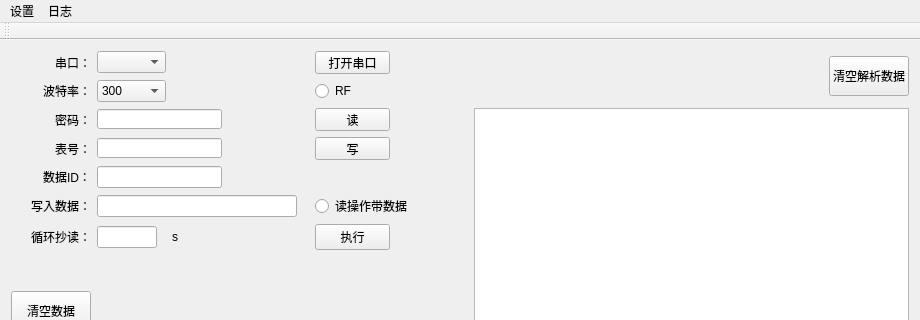
Before: the Qt Designer form MyIec/myiec.ui in mycxyteam/MyIec, drawn with Qt 5; both pictures show x 0 to 920 and y 0 to 320 of the 920 by 618 pixel window.
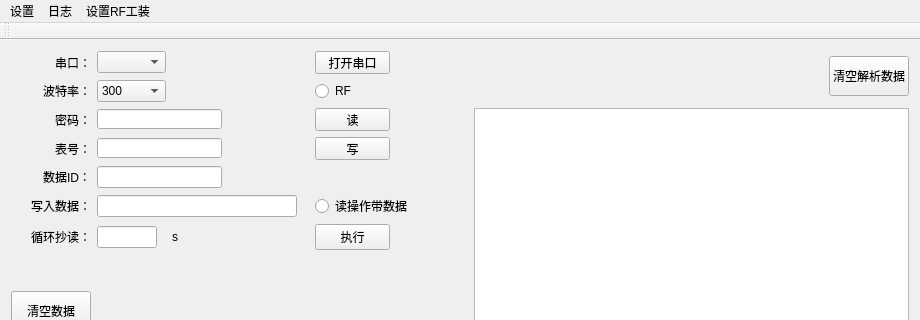
After: the same form once the commit is applied. Custom widgets are drawn as their Qt base class.

What changed in the file:
```diff
--- a/MyIec/myiec.ui
+++ b/MyIec/myiec.ui
@@ -534,8 +534,15 @@
     </property>
     <addaction name="actionQ"/>
    </widget>
+   <widget class="QMenu" name="menu_RF">
+    <property name="title">
+     <string>设置RF工装</string>
+    </property>
+    <addaction name="actionRF"/>
+   </widget>
    <addaction name="menu"/>
    <addaction name="menu_2"/>
+   <addaction name="menu_RF"/>
   </widget>
   <widget class="QToolBar" name="mainToolBar">
    <attribute name="toolBarArea">
```
Left out of the diff: 14 changed lines with no effect on the pictures.
